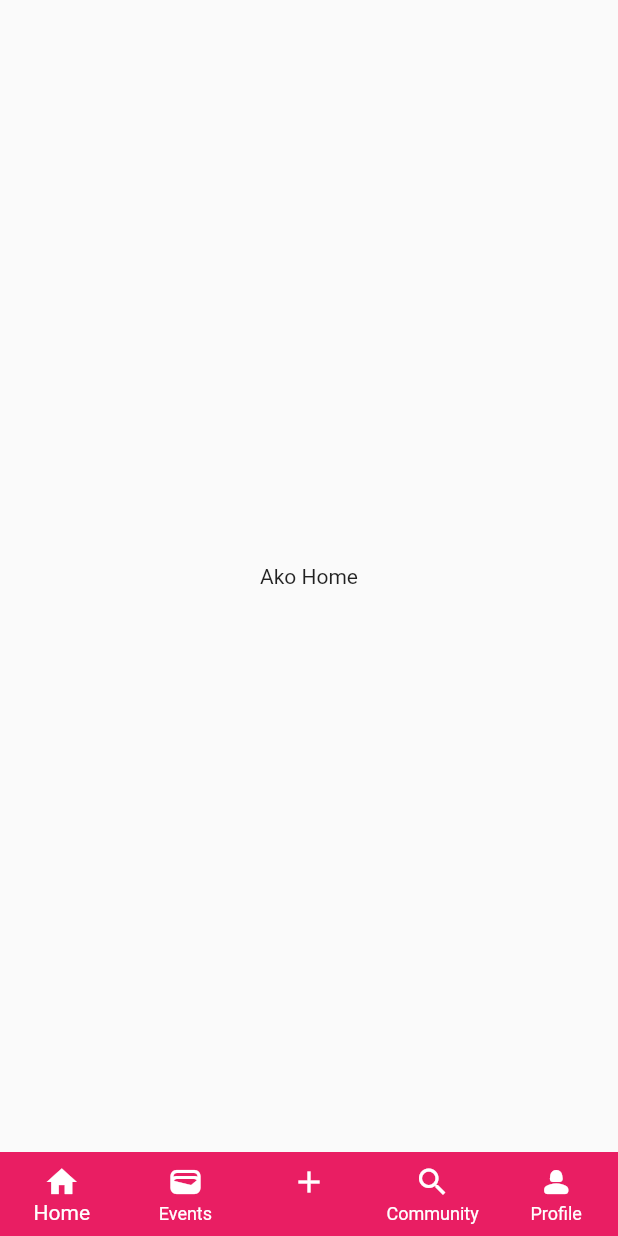
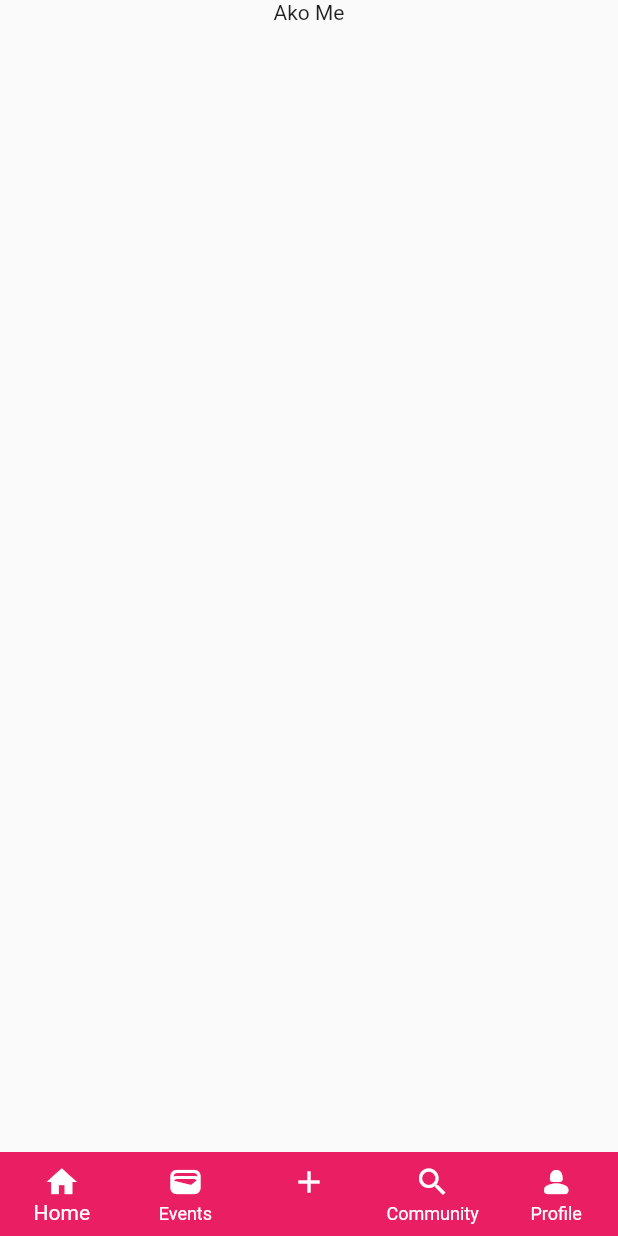
Before and after one commit to tinashemahwenda/ako_app, a Flutter app: the screen it shows after launch, on a phone screen of 412 x 824 dp. Run offline on Flutter 3.47's test engine with Material 2 defaults, Android fonts, the light colour scheme and no system bars.

Commit message:
Added a new homeview

```diff
--- a/lib/pages/homepage.dart
+++ b/lib/pages/homepage.dart
@@ -9,9 +9,7 @@ class homePage extends StatefulWidget {
 
 class _homePageState extends State<homePage> {
   final List<Widget> _screens = [
-    const Center(
-      child: Text('Ako Home'),
-    ),
+    const Home(),
     const Center(
       child: Text('Ako Events'),
     ),
@@ -57,3 +55,18 @@ class _homePageState extends State<homePage> {
     );
   }
 }
+
+class Home extends StatelessWidget {
+  const Home({super.key});
+
+  @override
+  Widget build(BuildContext context) {
+    return Column(
+      children: const [
+        Center(
+          child: Text('Ako Me'),
+        )
+      ],
+    );
+  }
+}
```
